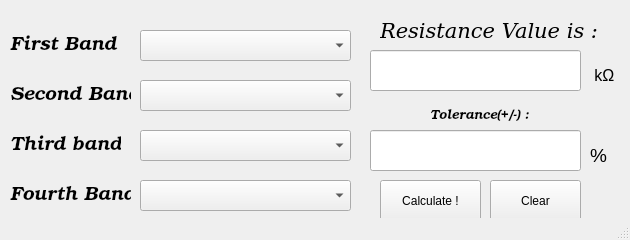
Before: the Qt Designer form res_gui.ui in mrthundergod/pyResistanceCalculator, drawn with Qt 5.
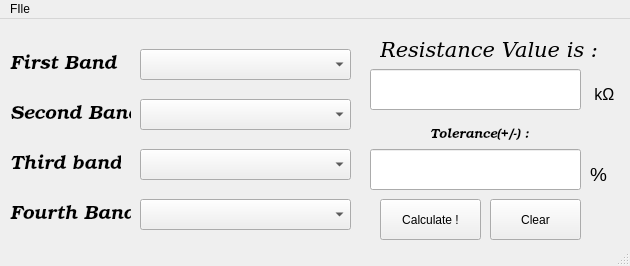
After: the same form once the commit is applied. Icons and pictures are not drawn.

Commit message:
Added file menu and exit option
Exit option in file menu and a windows shortcut to close

Diff of the .ui file:
```diff
--- a/res_gui.ui
+++ b/res_gui.ui
@@ -10,7 +10,7 @@
     <x>0</x>
     <y>0</y>
     <width>630</width>
-    <height>240</height>
+    <height>266</height>
    </rect>
   </property>
   <property name="windowTitle">
@@ -313,6 +313,23 @@
    </widget>
   </widget>
   <widget class="QStatusBar" name="statusBar"/>
+  <widget class="QMenuBar" name="menuBar">
+   <property name="geometry">
+    <rect>
+     <x>0</x>
+     <y>0</y>
+     <width>630</width>
+     <height>19</height>
+    </rect>
+   </property>
+   <widget class="QMenu" name="menuFIle">
+    <property name="title">
+     <string>FIle</string>
+    </property>
+    <addaction name="actionExit_2"/>
+   </widget>
+   <addaction name="menuFIle"/>
+  </widget>
   <action name="actionClear">
    <property name="text">
     <string>Clear</string>
```
Left out of the diff: 27 changed lines with no effect on the pictures. The commit also changes 1 other file.
